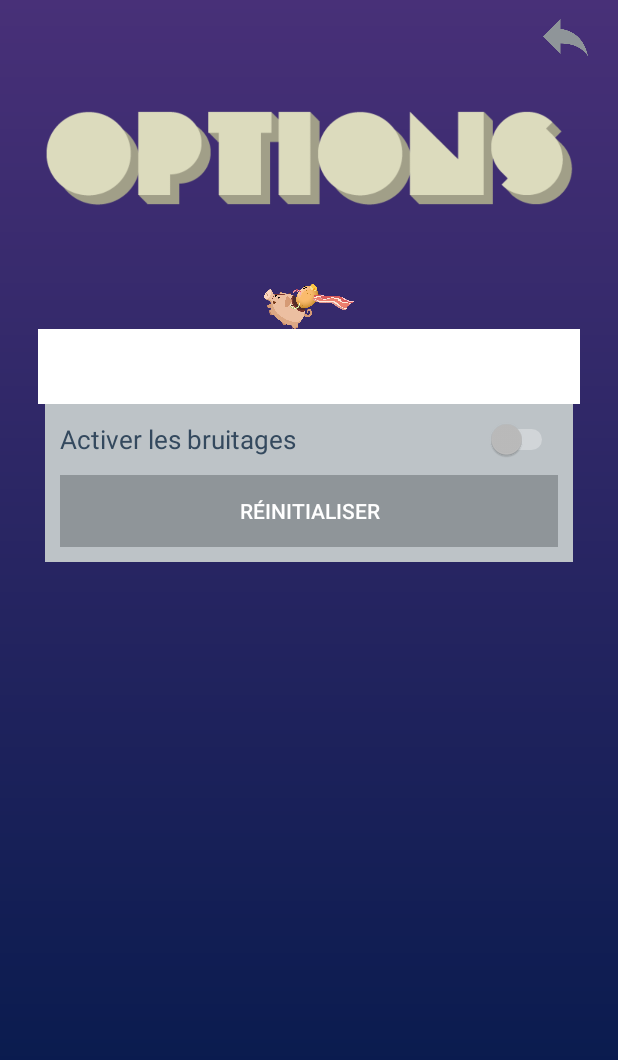
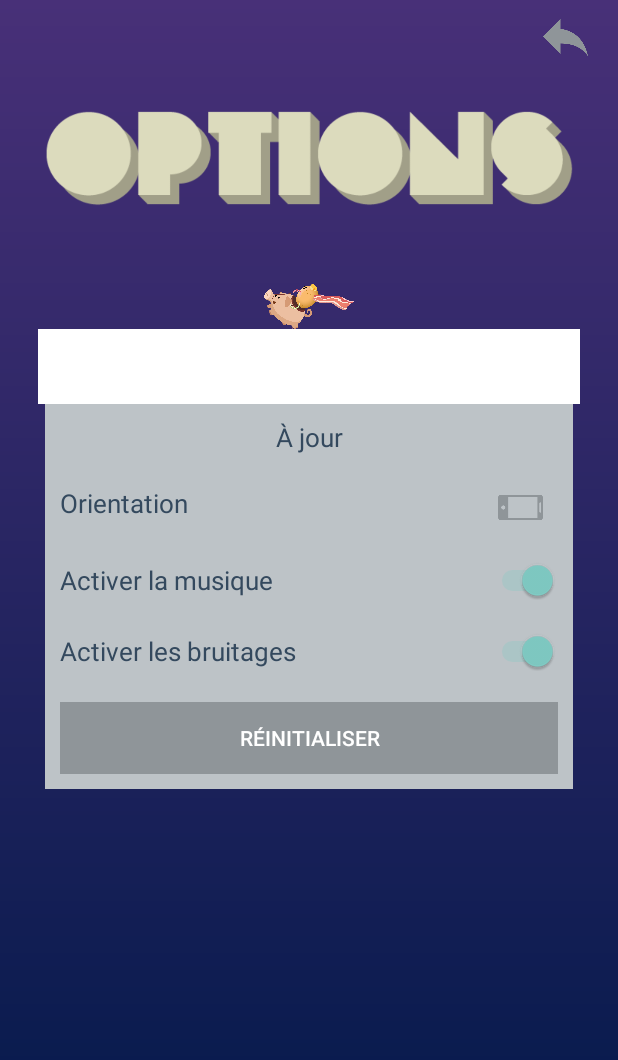
Before and after one commit to LionelJouin/TarkiGates, an Android app: the fragment Settings placed in its activity, on a phone screen of 412 x 824 dp. Shown: the top 1060 px of the screen. Run offline under Robolectric (Android 15) with nearby library versions, the phone set to English and light mode, and no system bars; 1 statement that could not run was skipped.

Commit message:
settings, saving

```diff
--- a/app/src/main/AndroidManifest.xml
+++ b/app/src/main/AndroidManifest.xml
@@ -11,7 +11,8 @@
         android:largeHeap="true"
         android:theme="@style/Theme.AppCompat.NoActionBar">
         <activity android:name=".MainActivity"
-            android:configChanges="orientation|keyboardHidden|screenSize">
+            android:configChanges="orientation|keyboardHidden|screenSize"
+            android:screenOrientation="portrait">
             <intent-filter>
                 <action android:name="android.intent.action.MAIN" />
 
--- a/app/src/main/java/me/jouin/lionel/tarkigates/MainActivity.java
+++ b/app/src/main/java/me/jouin/lionel/tarkigates/MainActivity.java
@@ -70,6 +70,10 @@ public class MainActivity extends AppCompatActivity {
 
         changePage(PageName.HOME);
 
+        Resources.getInstance(this);
+
+        Resources.getInstance().playBackgroundMusic(true);
+
     }
 
     public void changePage(PageName pageName) {
@@ -86,7 +90,6 @@ public class MainActivity extends AppCompatActivity {
         super.onWindowFocusChanged(hasFocus);
 
         Positions.getInstance(this);
-        Resources.getInstance(this);
 
     }
 
--- a/app/src/main/java/me/jouin/lionel/tarkigates/Resources.java
+++ b/app/src/main/java/me/jouin/lionel/tarkigates/Resources.java
@@ -2,6 +2,7 @@ package me.jouin.lionel.tarkigates;
 
 import android.graphics.Color;
 import android.media.MediaPlayer;
+import android.os.AsyncTask;
 import android.support.v4.content.res.ResourcesCompat;
 
 /**
@@ -18,14 +19,21 @@ public class Resources {
     private MediaPlayer switchClick;
     private MediaPlayer click;
 
+    private BackgroundMusic backgroundMusic;
+
+    private MainActivity mainActivity;
+
     private Resources() {
     }
 
     private Resources(MainActivity mainActivity) {
+        this.mainActivity = mainActivity;
         switchClick = MediaPlayer.create(mainActivity, R.raw.switchclick);
         click = MediaPlayer.create(mainActivity, R.raw.click);
         wire = ResourcesCompat.getColor(mainActivity.getResources(), R.color.wire, null);
         wireActivated = ResourcesCompat.getColor(mainActivity.getResources(), R.color.wireActivated, null);
+
+        backgroundMusic = new BackgroundMusic();
     }
 
     public static Resources getInstance(MainActivity mainActivity) {
@@ -49,4 +57,32 @@ public class Resources {
         click.start();
     }
 
+    public void playBackgroundMusic(boolean b) {
+        System.out.println("koukou abc");
+        if (backgroundMusic != null) {
+            if (b) {
+                System.out.println("koukou "+backgroundMusic.getStatus());
+                if (backgroundMusic.getStatus() != AsyncTask.Status.RUNNING)
+                    backgroundMusic.execute();
+            } else {
+                System.out.println("koukou");
+                backgroundMusic.cancel(true);
+            }
+        }
+    }
+
+    public class BackgroundMusic extends AsyncTask<Void, Void, Void> {
+
+        @Override
+        protected Void doInBackground(Void... params) {
+            MediaPlayer player = MediaPlayer.create(mainActivity, R.raw.music);
+            player.setLooping(true);
+            player.setVolume(1.0f, 1.0f);
+            player.start();
+
+            return null;
+        }
+
+    }
+
 }
--- a/app/src/main/java/me/jouin/lionel/tarkigates/pages/Settings.java
+++ b/app/src/main/java/me/jouin/lionel/tarkigates/pages/Settings.java
@@ -2,6 +2,7 @@ package me.jouin.lionel.tarkigates.pages;
 
 import android.content.Context;
 import android.content.SharedPreferences;
+import android.content.pm.ActivityInfo;
 import android.graphics.drawable.GradientDrawable;
 import android.os.Bundle;
 import android.support.v4.content.res.ResourcesCompat;
@@ -9,8 +10,11 @@ import android.view.LayoutInflater;
 import android.view.View;
 import android.view.ViewGroup;
 import android.widget.Button;
+import android.widget.CompoundButton;
 import android.widget.ImageView;
 import android.widget.LinearLayout;
+import android.widget.Switch;
+import android.widget.TextView;
 
 import me.jouin.lionel.tarkigates.R;
 import me.jouin.lionel.tarkigates.Resources;
@@ -24,11 +28,29 @@ public class Settings extends Page {
 
     @Override
     public View onCreateView(LayoutInflater inflater, ViewGroup container, Bundle savedInstanceState) {
-        ViewGroup root = (ViewGroup) inflater.inflate(R.layout.fragment_settings, container, false);
+        final ViewGroup root = (ViewGroup) inflater.inflate(R.layout.fragment_settings, container, false);
 
         LinearLayout settingsLayout = (LinearLayout) root.findViewById(R.id.settings);
         ImageView backImageView = (ImageView) root.findViewById(R.id.back);
+
+        final TextView infos = (TextView) root.findViewById(R.id.infos);
+        final ImageView orientation = (ImageView) root.findViewById(R.id.orientation);
         Button resetButton = (Button) root.findViewById(R.id.reset);
+        Switch music = (Switch) root.findViewById(R.id.music);
+        Switch soundeffect = (Switch) root.findViewById(R.id.soundeffect);
+
+        SharedPreferences sharedPref = getActivity().getSharedPreferences(getString(R.string.pref_settings), Context.MODE_PRIVATE);
+        final SharedPreferences.Editor editor = sharedPref.edit();
+        boolean prefMusic = sharedPref.getBoolean(getString(R.string.pref_music), true);
+        boolean prefSoundEffects = sharedPref.getBoolean(getString(R.string.pref_soundEffects), true);
+        final int[] prefOrientation = {sharedPref.getInt(getString(R.string.pref_orientation), ActivityInfo.SCREEN_ORIENTATION_PORTRAIT)};
+        if (prefOrientation[0] == ActivityInfo.SCREEN_ORIENTATION_PORTRAIT) {
+            orientation.setImageResource(R.drawable.landscape);
+        } else {
+            orientation.setImageResource(R.drawable.portrait);
+        }
+        music.setChecked(prefMusic);
+        soundeffect.setChecked(prefSoundEffects);
 
         int[] colors = {ResourcesCompat.getColor(getResources(), R.color.skyStart, null), ResourcesCompat.getColor(getResources(), R.color.skyEnd, null)};
         GradientDrawable gd = new GradientDrawable(GradientDrawable.Orientation.TOP_BOTTOM, colors);
@@ -40,6 +62,45 @@ public class Settings extends Page {
             public void onClick(View view) {
                 Resources.getInstance().playClickSound();
                 changePage(PageName.HOME);
+            }
+        });
+
+        orientation.setOnClickListener(new View.OnClickListener() {
+            @Override
+            public void onClick(View view) {
+                Resources.getInstance().playClickSound();
+                infos.setText(getString(R.string.saved));
+                if (prefOrientation[0] == ActivityInfo.SCREEN_ORIENTATION_PORTRAIT) {
+                    prefOrientation[0] = ActivityInfo.SCREEN_ORIENTATION_LANDSCAPE;
+                    getActivity().setRequestedOrientation(ActivityInfo.SCREEN_ORIENTATION_LANDSCAPE);
+                    orientation.setImageResource(R.drawable.landscape);
+                } else {
+                    prefOrientation[0] = ActivityInfo.SCREEN_ORIENTATION_PORTRAIT;
+                    getActivity().setRequestedOrientation(ActivityInfo.SCREEN_ORIENTATION_PORTRAIT);
+                    orientation.setImageResource(R.drawable.portrait);
+                }
+                editor.putInt(getString(R.string.pref_orientation), prefOrientation[0]);
+                editor.commit();
+            }
+        });
+
+        music.setOnCheckedChangeListener(new CompoundButton.OnCheckedChangeListener() {
+            @Override
+            public void onCheckedChanged(CompoundButton compoundButton, boolean b) {
+                infos.setText(getString(R.string.saved));
+                Resources.getInstance().playClickSound();
+                editor.putBoolean(getString(R.string.music), b);
+                editor.commit();
+            }
+        });
+
+        soundeffect.setOnCheckedChangeListener(new CompoundButton.OnCheckedChangeListener() {
+            @Override
+            public void onCheckedChanged(CompoundButton compoundButton, boolean b) {
+                infos.setText(getString(R.string.saved));
+                Resources.getInstance().playClickSound();
+                editor.putBoolean(getString(R.string.pref_soundEffects), b);
+                editor.commit();
             }
         });
 
--- a/app/src/main/java/me/jouin/lionel/tarkigates/ui/GameView.java
+++ b/app/src/main/java/me/jouin/lionel/tarkigates/ui/GameView.java
@@ -1,7 +1,6 @@
 package me.jouin.lionel.tarkigates.ui;
 
 import android.content.Context;
-import android.content.res.Configuration;
 import android.graphics.Canvas;
 import android.graphics.Paint;
 import android.view.View;
@@ -411,9 +410,4 @@ public class GameView extends RelativeLayout {
         lightUI.switchLight(context, state);
     }
 
-    @Override
-    public void onConfigurationChanged(Configuration newConfig) {
-        super.onConfigurationChanged(newConfig);
-    }
-
 }
--- a/app/src/main/res/layout/fragment_settings.xml
+++ b/app/src/main/res/layout/fragment_settings.xml
@@ -71,14 +71,59 @@
                 android:layout_marginRight="30dp"
                 android:background="@color/building">
 
+                <TextView
+                    android:text="@string/upToDate"
+                    android:textSize="17sp"
+                    android:textColor="@color/windowOff"
+                    android:layout_width="match_parent"
+                    android:layout_height="wrap_content"
+                    android:id="@+id/infos"
+                    android:layout_marginBottom="20dp"
+                    android:layout_weight="1"
+                    android:textAlignment="center" />
+
+                <LinearLayout
+                    android:orientation="horizontal"
+                    android:layout_width="match_parent"
+                    android:layout_height="wrap_content"
+                    android:layout_marginBottom="20dp">
+
+                    <TextView
+                        android:text="@string/orientation"
+                        android:textSize="17sp"
+                        android:textColor="@color/windowOff"
+                        android:layout_width="match_parent"
+                        android:layout_height="wrap_content"
+                        android:id="@+id/textView3"
+                        android:layout_weight="1" />
+
+                    <ImageView
+                        android:layout_width="30dp"
+                        android:layout_height="30dp"
+                        android:layout_marginRight="10dp"
+                        app:srcCompat="@drawable/portrait"
+                        android:id="@+id/orientation"
+                        android:layout_alignParentRight="true" />
+
+                </LinearLayout>
+                <Switch
+                    android:text="@string/music"
+                    android:textSize="17sp"
+                    android:textColor="@color/windowOff"
+                    android:layout_marginBottom="20dp"
+                    android:layout_width="match_parent"
+                    android:layout_height="wrap_content"
+                    android:id="@+id/music"
+                    android:layout_weight="1" />
+
                 <Switch
                     android:text="@string/soundEffects"
                     android:textSize="17sp"
                     android:textColor="@color/windowOff"
-                    android:layout_marginBottom="10dp"
+                    android:layout_marginBottom="20dp"
                     android:layout_width="match_parent"
                     android:layout_height="wrap_content"
-                    android:id="@+id/switch1"
+                    android:id="@+id/soundeffect"
                     android:layout_weight="1" />
 
                 <Button
--- a/app/src/main/res/values/colors.xml
+++ b/app/src/main/res/values/colors.xml
@@ -20,7 +20,7 @@
     <color name="sillSilver">#FFE28A</color>
     <color name="sillGold">#6FCB9F</color>
 
-    <color name="textPause">#141414</color>
+    <color name="textPause">#8f9599</color>
 
     <color name="wire">#ecf0f1</color>
     <color name="wireActivated">#e74c3c</color>
--- a/app/src/main/res/values/strings.xml
+++ b/app/src/main/res/values/strings.xml
@@ -19,6 +19,15 @@
         d\’état des interrupteurs afin de rétablir la lumière dans le building.</string>
     <string name="author">Auteur</string>
 
+    <string name="pref_settings">settings</string>
+    <string name="pref_music">music</string>
+    <string name="pref_soundEffects">soundEffects</string>
+    <string name="pref_orientation">orientation</string>
+    <string name="needRestart">L\'application a besoin de redémarrer pour appliquer certains paramètres</string>
+    <string name="saved">Sauvegardé</string>
+    <string name="upToDate">À jour</string>
+    <string name="orientation">Orientation</string>
+    <string name="music">Activer la musique</string>
     <string name="soundEffects">Activer les bruitages</string>
     <string name="reset">Réinitialiser</string>
 </resources>
```
Also changed, not shown: app/src/main/res/drawable/landscape.png (added), app/src/main/res/drawable/portrait.png (added), 1 other file.
